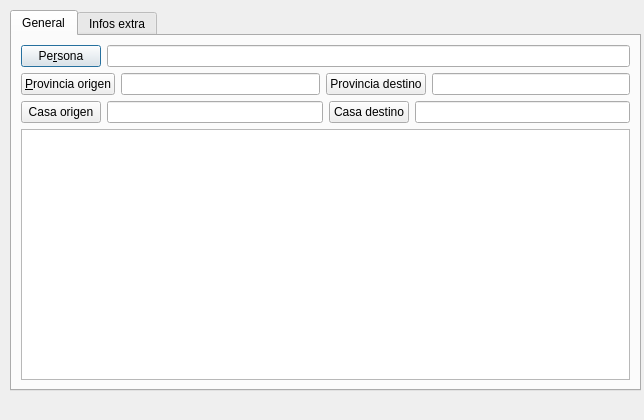
Old version of the form gui/dlgafiliacionentrada.ui in the repository rogorido/qtpredicadores.
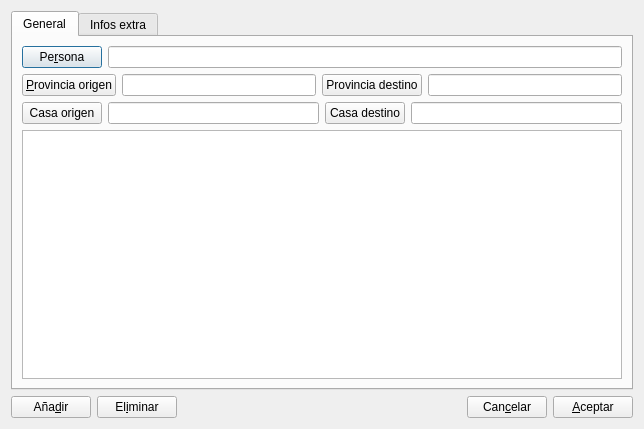
New version of the form. The open tabs and pages were chosen to show the change. Custom widgets are drawn as their Qt base class.

Commit message: Más de lo mismo

```diff
--- a/gui/dlgafiliacionentrada.ui
+++ b/gui/dlgafiliacionentrada.ui
@@ -7,21 +7,15 @@
     <x>0</x>
     <y>0</y>
     <width>644</width>
-    <height>420</height>
+    <height>429</height>
    </rect>
   </property>
   <property name="windowTitle">
    <string>Dialog</string>
   </property>
+  <layout class="QVBoxLayout" name="verticalLayout_2">
+   <item>
   <widget class="QTabWidget" name="tabWidget">
-   <property name="geometry">
-    <rect>
-     <x>10</x>
-     <y>10</y>
-     <width>631</width>
-     <height>381</height>
-    </rect>
-   </property>
    <property name="currentIndex">
     <number>1</number>
    </property>
@@ -113,6 +107,53 @@
     </widget>
    </widget>
   </widget>
+   </item>
+   <item>
+    <layout class="QHBoxLayout" name="horizontalLayout_4">
+     <item>
+      <widget class="QPushButton" name="btAnadir">
+       <property name="text">
+        <string>Aña&amp;dir</string>
+       </property>
+      </widget>
+     </item>
+     <item>
+      <widget class="QPushButton" name="pushButton">
+       <property name="text">
+        <string>El&amp;iminar</string>
+       </property>
+      </widget>
+     </item>
+     <item>
+      <spacer name="horizontalSpacer">
+       <property name="orientation">
+        <enum>Qt::Horizontal</enum>
+       </property>
+       <property name="sizeHint" stdset="0">
+        <size>
+         <width>40</width>
+         <height>20</height>
+        </size>
+       </property>
+      </spacer>
+     </item>
+     <item>
+      <widget class="QPushButton" name="btCancelar">
+       <property name="text">
+        <string>Can&amp;celar</string>
+       </property>
+      </widget>
+     </item>
+     <item>
+      <widget class="QPushButton" name="btOK">
+       <property name="text">
+        <string>&amp;Aceptar</string>
+       </property>
+      </widget>
+     </item>
+    </layout>
+   </item>
+  </layout>
  </widget>
  <customwidgets>
   <customwidget>
```
Left out of the diff: 2 changed lines with no effect on the pictures. Lines whose indentation alone changed are shown as unchanged.
